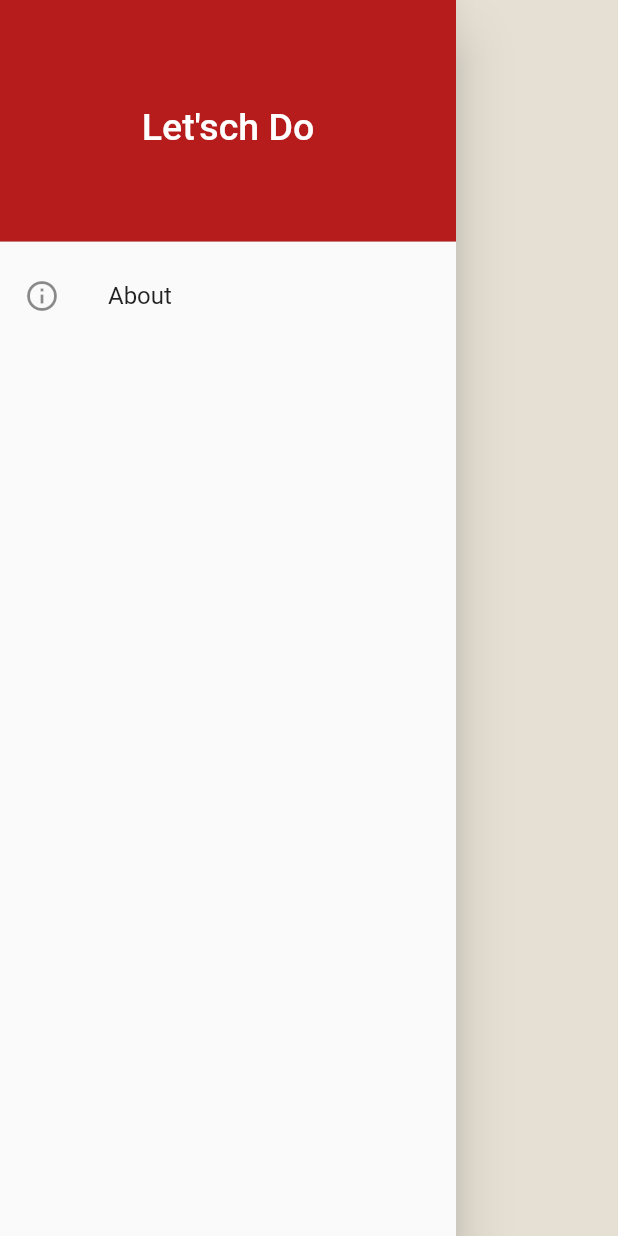
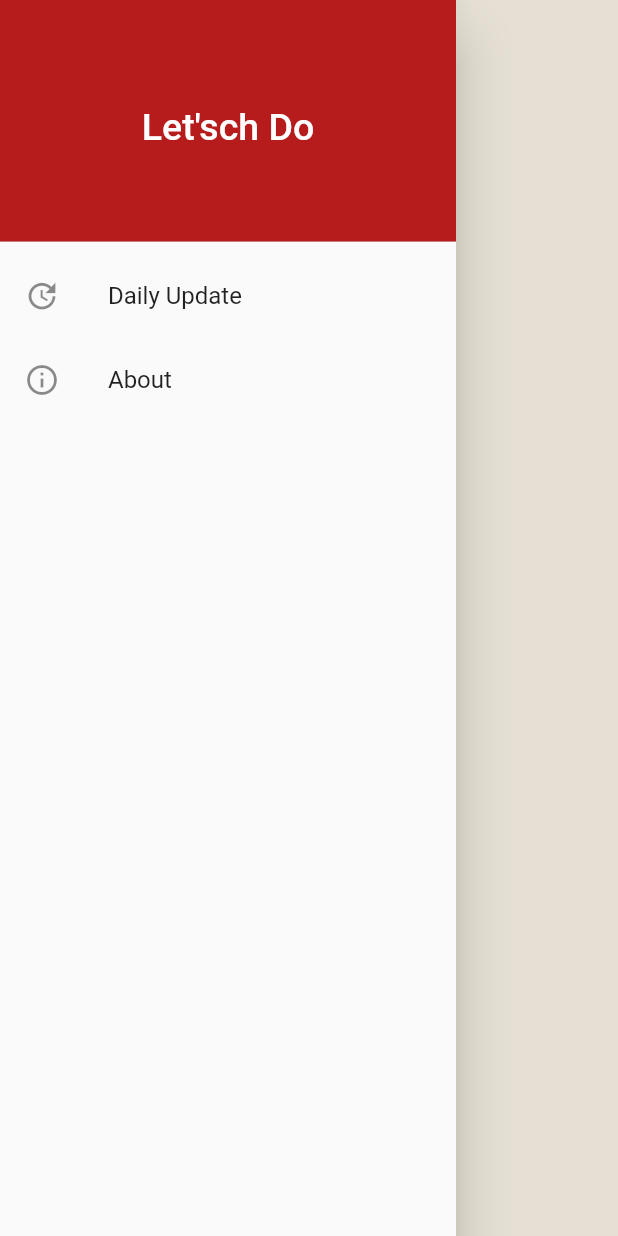
Before and after one commit to hilmihisham/letsch_do, a Flutter app: the SideDrawer widget shown alone on an empty page, opened directly, on a phone screen of 412 x 824 dp. Run offline on Flutter 3.47's test engine with Material 2 defaults, Android fonts, the phone set to English and light mode, and no system bars; our stand-ins replace flutter_local_notifications, flutter_slidable, grouped_list, sqflite, timezone; accounts and stored records are empty.

Commit message:
add path to Daily Update page on side drawer

```diff
--- a/lib/src/screens/side_drawer.dart
+++ b/lib/src/screens/side_drawer.dart
@@ -1,5 +1,6 @@
 import 'package:flutter/material.dart';
 import 'package:letsch_do/src/screens/about_page.dart';
+import 'package:letsch_do/src/screens/dailyUpdate_page.dart';
 
 // class for side drawer widget
 class SideDrawer extends StatelessWidget {
@@ -20,6 +21,23 @@ class SideDrawer extends StatelessWidget {
               color: Colors.red[900],
             ),
           ),
+          // 20201214 added path to Daily Update screen [start]
+          ListTile(
+            leading: Icon(Icons.update),
+            title: Text('Daily Update'),
+            onTap: () => {
+              // dismiss the side drawer
+              Navigator.of(context).pop(),
+
+              // push about page to navigator
+              Navigator.push(context, MaterialPageRoute(
+                builder: (BuildContext context) => DailyUpdatePage(
+                  payload: "SideDrawer",
+                )
+              )),
+            },
+          ),
+          // 20201214 Daily Update screen [end]
           ListTile(
             leading: Icon(Icons.info_outline),
             title: Text('About'),
@@ -33,7 +51,7 @@ class SideDrawer extends StatelessWidget {
                 builder: (BuildContext context) => AboutPage()
               )),
             },
-          )
+          ),
         ],
       ),
     );
```
